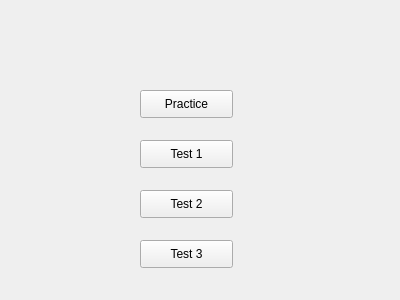
Before: the Qt Designer form typepage.ui in SyntaxError031/attentional-cueing-test, drawn with Qt 5.
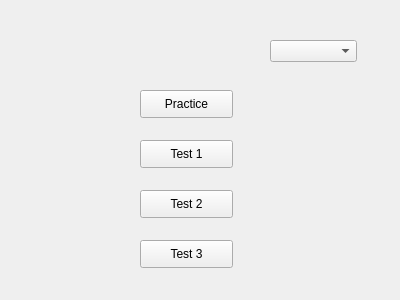
After: the same form once the commit is applied.

The edit to the form file:
```diff
--- a/typepage.ui
+++ b/typepage.ui
@@ -65,6 +65,16 @@
     <string>Test 3</string>
    </property>
   </widget>
+  <widget class="QComboBox" name="comboBox">
+   <property name="geometry">
+    <rect>
+     <x>270</x>
+     <y>40</y>
+     <width>87</width>
+     <height>22</height>
+    </rect>
+   </property>
+  </widget>
  </widget>
  <resources/>
  <connections/>
```
